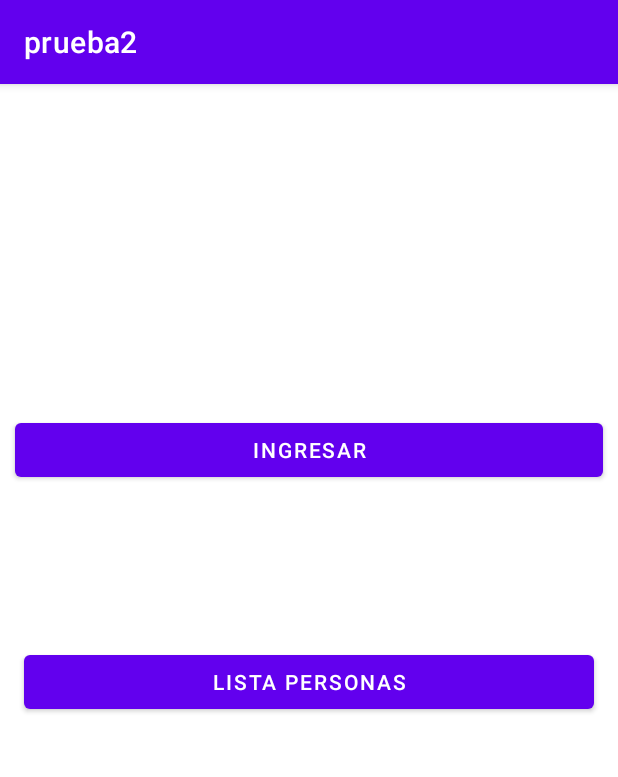
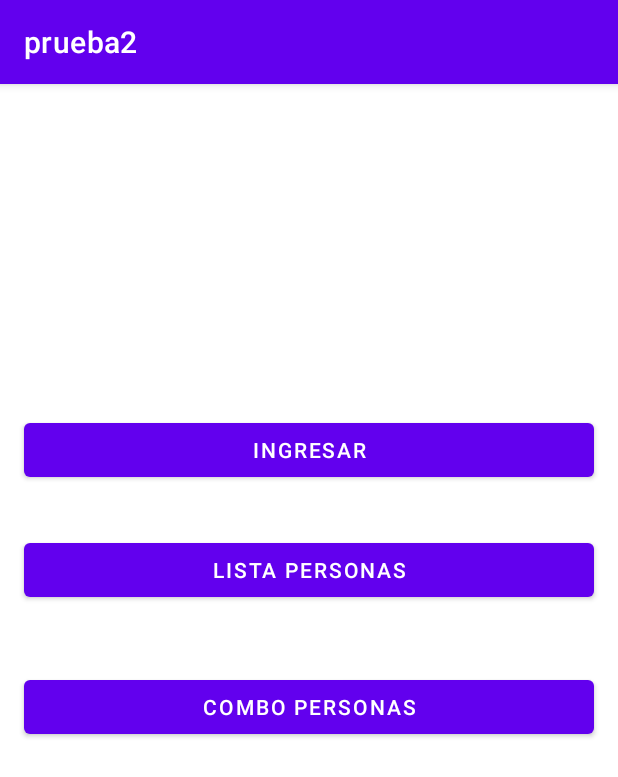
Before and after one commit to eddycaceres/prueba, an Android app: the screen it shows after launch (ActivityPrinc), on a phone screen of 412 x 824 dp. Shown: the top 777 px of the screen. Run offline under Robolectric (Android 15) with nearby library versions, the phone set to English and light mode, and no system bars.

Commit message:
Initial commit

```diff
--- a/app/src/main/AndroidManifest.xml
+++ b/app/src/main/AndroidManifest.xml
@@ -12,6 +12,13 @@
         android:supportsRtl="true"
         android:theme="@style/Theme.Prueba2"
         tools:targetApi="31">
+        <activity
+            android:name=".ActivityCombo"
+            android:exported="false">
+            <meta-data
+                android:name="android.app.lib_name"
+                android:value="" />
+        </activity>
         <activity
             android:name=".ActivityList"
             android:exported="false">
--- a/app/src/main/java/com/example/prueba2/ActivityPrinc.java
+++ b/app/src/main/java/com/example/prueba2/ActivityPrinc.java
@@ -9,7 +9,7 @@ import android.widget.Button;
 
 public class ActivityPrinc extends AppCompatActivity {
 
-    Button btnadd, btnlist;
+    Button btnadd, btnlist, btncombo;
 
     @Override
     protected void onCreate(Bundle savedInstanceState) {
@@ -18,6 +18,7 @@ public class ActivityPrinc extends AppCompatActivity {
 
         btnadd = (Button) findViewById(R.id.btnadd);
         btnlist = (Button) findViewById(R.id.btnlist);
+        btncombo = (Button) findViewById(R.id.btncombo);
 
         btnadd.setOnClickListener(new View.OnClickListener() {
             @Override
@@ -36,5 +37,14 @@ public class ActivityPrinc extends AppCompatActivity {
 
             }
         });
+
+        btncombo.setOnClickListener(new View.OnClickListener() {
+            @Override
+            public void onClick(View view) {
+                Intent intent = new Intent(getApplicationContext(), ActivityCombo.class);
+                startActivity(intent);
+
+            }
+        });
     }
 }
--- a/app/src/main/res/layout/activity_princ.xml
+++ b/app/src/main/res/layout/activity_princ.xml
@@ -10,9 +10,9 @@
         android:id="@+id/btnadd"
         android:layout_width="0dp"
         android:layout_height="wrap_content"
-        android:layout_marginStart="10dp"
+        android:layout_marginStart="16dp"
         android:layout_marginTop="220dp"
-        android:layout_marginEnd="10dp"
+        android:layout_marginEnd="16dp"
         android:text="Ingresar"
         app:layout_constraintEnd_toEndOf="parent"
         app:layout_constraintHorizontal_bias="0.0"
@@ -24,12 +24,25 @@
         android:layout_width="0dp"
         android:layout_height="wrap_content"
         android:layout_marginStart="16dp"
+        android:layout_marginTop="32dp"
         android:layout_marginEnd="16dp"
         android:text="Lista Personas"
+        app:layout_constraintEnd_toEndOf="parent"
+        app:layout_constraintHorizontal_bias="1.0"
+        app:layout_constraintStart_toStartOf="parent"
+        app:layout_constraintTop_toBottomOf="@+id/btnadd" />
+
+    <Button
+        android:id="@+id/btncombo"
+        android:layout_width="0dp"
+        android:layout_height="wrap_content"
+        android:layout_marginStart="16dp"
+        android:layout_marginEnd="16dp"
+        android:text="Combo Personas"
         app:layout_constraintBottom_toBottomOf="parent"
         app:layout_constraintEnd_toEndOf="parent"
-        app:layout_constraintHorizontal_bias="0.498"
+        app:layout_constraintHorizontal_bias="1.0"
         app:layout_constraintStart_toStartOf="parent"
-        app:layout_constraintTop_toBottomOf="@+id/btnadd"
-        app:layout_constraintVertical_bias="0.236" />
+        app:layout_constraintTop_toBottomOf="@+id/btnlist"
+        app:layout_constraintVertical_bias="0.116" />
 </androidx.constraintlayout.widget.ConstraintLayout>
```
